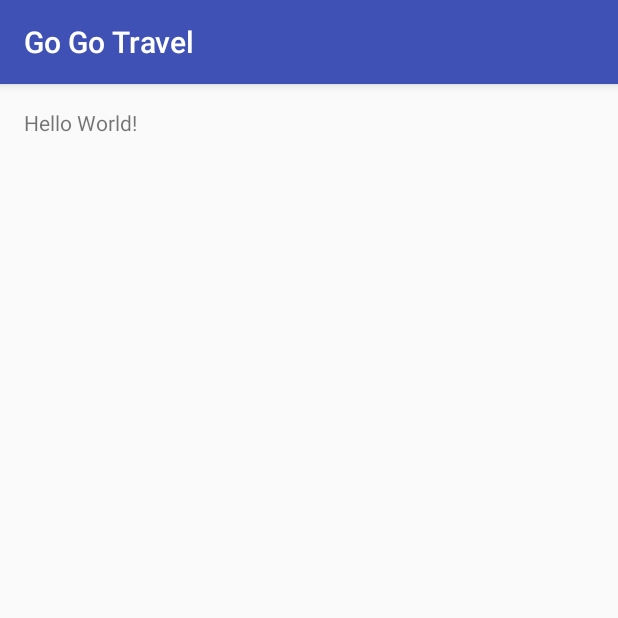
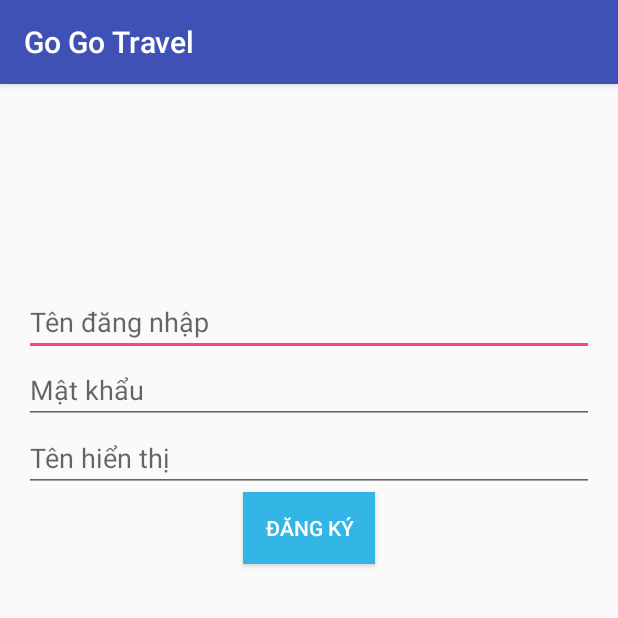
Before and after one commit to violet137/Android_D003, an Android app: the screen it shows after launch (MainActivity before the commit, DangKyActivity after it), on a phone screen of 412 x 824 dp, the top half of it. Run offline under Robolectric (Android 15) with nearby library versions, the phone set to English and light mode, and no system bars.

Commit message:
màn hình đăng ký

```diff
--- a/GoGoTravel/app/build.gradle
+++ b/GoGoTravel/app/build.gradle
@@ -5,7 +5,7 @@ android {
     buildToolsVersion "25.0.2"
     defaultConfig {
         applicationId "vn.edu.greenacademy.gogotravel"
-        minSdkVersion 22
+        minSdkVersion 21
         targetSdkVersion 25
         versionCode 1
         versionName "1.0"
--- a/GoGoTravel/app/src/main/AndroidManifest.xml
+++ b/GoGoTravel/app/src/main/AndroidManifest.xml
@@ -1,6 +1,8 @@
 <?xml version="1.0" encoding="utf-8"?>
 <manifest xmlns:android="http://schemas.android.com/apk/res/android"
     package="vn.edu.greenacademy.gogotravel">
+
+    <uses-permission android:name="android.permission.INTERNET" />
 
     <application
         android:allowBackup="true"
@@ -9,12 +11,16 @@
         android:supportsRtl="true"
         android:theme="@style/AppTheme">
         <activity android:name=".MainActivity">
+
+        </activity>
+        <activity android:name=".DangKyActivity"> //chuyen intent-filter xuong de activity chay truoc
             <intent-filter>
                 <action android:name="android.intent.action.MAIN" />
 
                 <category android:name="android.intent.category.LAUNCHER" />
             </intent-filter>
         </activity>
+
     </application>
 
 </manifest>
--- a/GoGoTravel/app/src/main/java/vn/edu/greenacademy/gogotravel/MainActivity.java
+++ b/GoGoTravel/app/src/main/java/vn/edu/greenacademy/gogotravel/MainActivity.java
@@ -1,7 +1,7 @@
 package vn.edu.greenacademy.gogotravel;
 
+import android.os.Bundle;
 import android.support.v7.app.AppCompatActivity;
-import android.os.Bundle;
 
 public class MainActivity extends AppCompatActivity {
 
@@ -10,7 +10,5 @@ public class MainActivity extends AppCompatActivity {
         super.onCreate(savedInstanceState);
         setContentView(R.layout.activity_main);
 
-
-
     }
 }
--- /dev/null
+++ b/GoGoTravel/app/src/main/res/layout/activity_dang_ky.xml
@@ -0,0 +1,51 @@
+<?xml version="1.0" encoding="utf-8"?>
+<RelativeLayout xmlns:android="http://schemas.android.com/apk/res/android"
+    xmlns:tools="http://schemas.android.com/tools"
+    android:id="@+id/activity_dang_ky"
+    android:layout_width="match_parent"
+    android:layout_height="match_parent"
+    android:paddingBottom="@dimen/activity_vertical_margin"
+    android:paddingLeft="@dimen/activity_horizontal_margin"
+    android:paddingRight="@dimen/activity_horizontal_margin"
+    android:paddingTop="@dimen/activity_vertical_margin"
+    tools:context="vn.edu.greenacademy.gogotravel.DangKyActivity">
+
+    <LinearLayout xmlns:android="http://schemas.android.com/apk/res/android"
+        android:orientation="vertical" android:layout_width="match_parent"
+        android:layout_height="match_parent"
+        android:layout_marginTop="@dimen/top">
+
+        <EditText
+            android:layout_width="match_parent"
+            android:layout_height="wrap_content"
+            android:inputType="textPersonName"
+            android:ems="10"
+            android:id="@+id/etTenDangNhap"
+            android:hint="Tên đăng nhập" />
+
+        <EditText
+            android:layout_width="match_parent"
+            android:layout_height="wrap_content"
+            android:inputType="textPersonName|textPassword"
+            android:ems="10"
+            android:id="@+id/etMatKhau"
+            android:hint="Mật khẩu" />
+
+        <EditText
+            android:layout_width="match_parent"
+            android:layout_height="wrap_content"
+            android:inputType="textPersonName"
+            android:ems="10"
+            android:id="@+id/etTenHienThi"
+            android:hint="Tên hiển thị" />
+
+        <Button
+            android:text="@string/dangky"
+            style="@style/button_style"
+            android:layout_width="wrap_content"
+            android:layout_height="wrap_content"
+            android:id="@+id/btnDangKy"
+            android:layout_gravity="center"/>
+
+    </LinearLayout>
+</RelativeLayout>
--- a/GoGoTravel/app/src/main/res/layout/activity_main.xml
+++ b/GoGoTravel/app/src/main/res/layout/activity_main.xml
@@ -10,8 +10,5 @@
     android:paddingTop="@dimen/activity_vertical_margin"
     tools:context="vn.edu.greenacademy.gogotravel.MainActivity">
 
-    <TextView
-        android:layout_width="wrap_content"
-        android:layout_height="wrap_content"
-        android:text="Hello World!" />
+
 </RelativeLayout>
--- a/GoGoTravel/app/src/main/res/values/dimens.xml
+++ b/GoGoTravel/app/src/main/res/values/dimens.xml
@@ -2,4 +2,6 @@
     <!-- Default screen margins, per the Android Design guidelines. -->
     <dimen name="activity_horizontal_margin">16dp</dimen>
     <dimen name="activity_vertical_margin">16dp</dimen>
+
+    <dimen name="top">120dp</dimen>
 </resources>
--- a/GoGoTravel/app/src/main/res/values/strings.xml
+++ b/GoGoTravel/app/src/main/res/values/strings.xml
@@ -1,3 +1,5 @@
 <resources>
     <string name="app_name">Go Go Travel</string>
+
+    <string name="dangky">ĐĂNG KÝ</string>
 </resources>
--- a/GoGoTravel/app/src/main/res/values/styles.xml
+++ b/GoGoTravel/app/src/main/res/values/styles.xml
@@ -8,4 +8,8 @@
         <item name="colorAccent">@color/colorAccent</item>
     </style>
 
+    <style name="button_style">
+        <item name="android:background">#ff33b5e5</item>
+        <item name="android:textColor">#ffffffff</item>
+    </style>
 </resources>
```
Also changed, not shown: GoGoTravel/app/src/main/java/vn/edu/greenacademy/gogotravel/DangKyActivity.java (added, +153 -0 lines), GoGoTravel/app/src/main/java/vn/edu/greenacademy/model/DangKy.java (added, +38 -0 lines).
